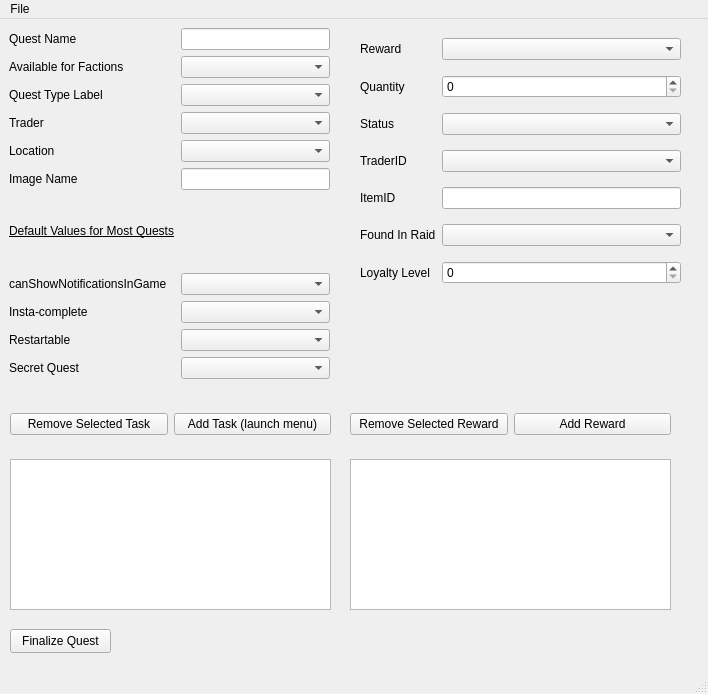
First picture: the form in src/gui_Quests.ui, repository ThePi1/SPT-Trader-Builder, before the edit.
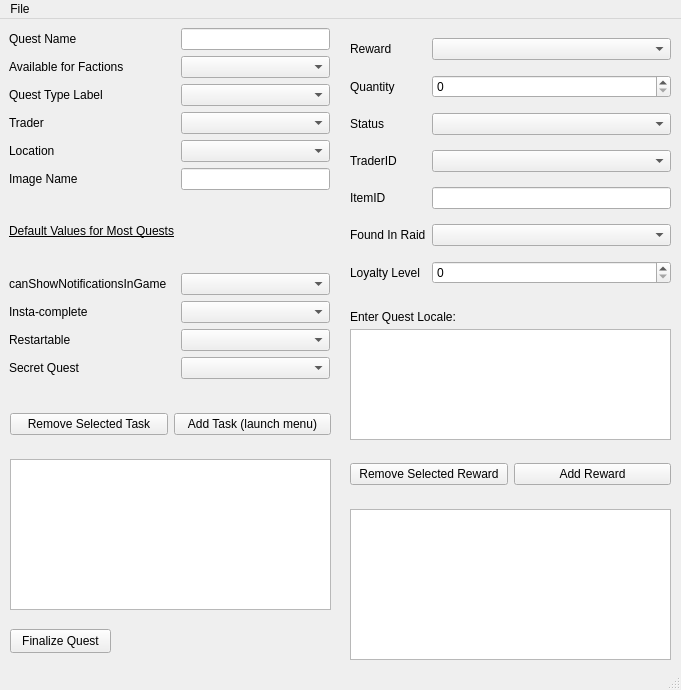
Second picture: the form after the edit.

Commit message: First rough draft of quest UI

```diff
--- a/src/gui_Quests.ui
+++ b/src/gui_Quests.ui
@@ -6,8 +6,8 @@
    <rect>
     <x>0</x>
     <y>0</y>
-    <width>708</width>
-    <height>694</height>
+    <width>681</width>
+    <height>690</height>
    </rect>
   </property>
   <property name="windowTitle">
@@ -139,7 +139,7 @@
    <widget class="QWidget" name="gridLayoutWidget_2">
     <property name="geometry">
      <rect>
-      <x>360</x>
+      <x>350</x>
       <y>10</y>
       <width>321</width>
       <height>271</height>
@@ -258,7 +258,7 @@
     <property name="geometry">
      <rect>
       <x>350</x>
-      <y>440</y>
+      <y>490</y>
       <width>321</width>
       <height>151</height>
      </rect>
@@ -268,7 +268,7 @@
     <property name="geometry">
      <rect>
       <x>350</x>
-      <y>380</y>
+      <y>430</y>
       <width>321</width>
       <height>51</height>
      </rect>
@@ -303,13 +303,36 @@
      <string>Finalize Quest</string>
     </property>
    </widget>
+   <widget class="QPlainTextEdit" name="qb_locale_box">
+    <property name="geometry">
+     <rect>
+      <x>350</x>
+      <y>310</y>
+      <width>321</width>
+      <height>111</height>
+     </rect>
+    </property>
+   </widget>
+   <widget class="QLabel" name="label">
+    <property name="geometry">
+     <rect>
+      <x>350</x>
+      <y>290</y>
+      <width>111</width>
+      <height>16</height>
+     </rect>
+    </property>
+    <property name="text">
+     <string>Enter Quest Locale:</string>
+    </property>
+   </widget>
   </widget>
   <widget class="QMenuBar" name="menubar">
    <property name="geometry">
     <rect>
      <x>0</x>
      <y>0</y>
-     <width>708</width>
+     <width>681</width>
      <height>22</height>
     </rect>
    </property>
```
The commit also changes 8 other files.
